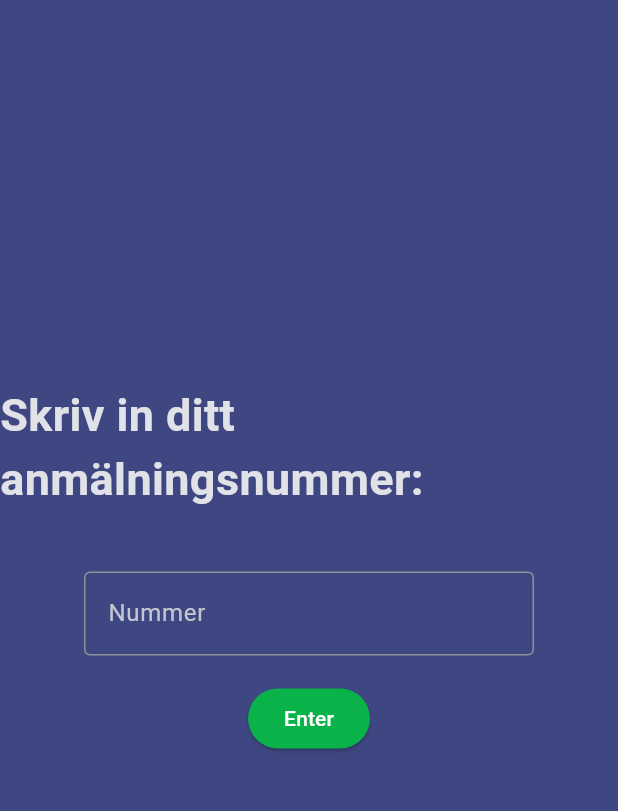
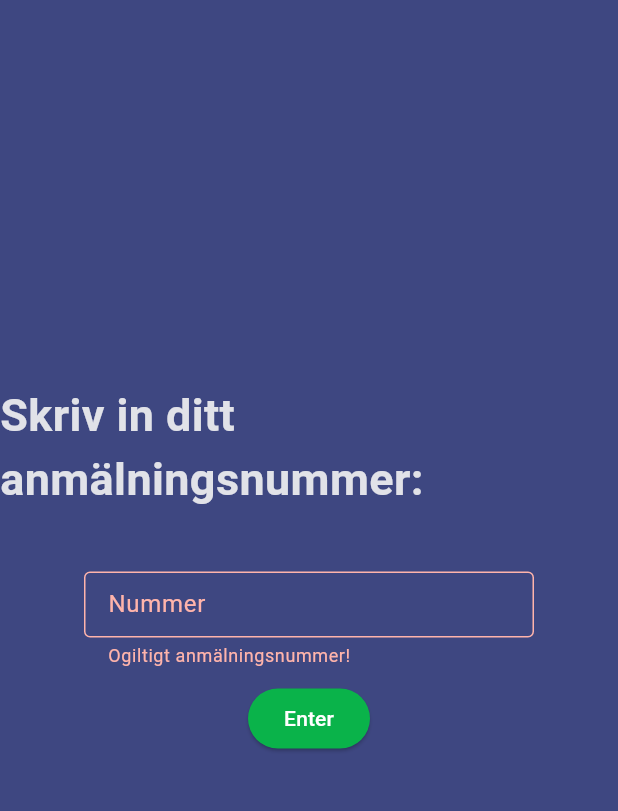
Before and after one commit to gupr/smilet, a Flutter app: the SignUpPage screen opened directly, after a tap on "Enter", on a phone screen of 412 x 824 dp, the part 84-895 px from its top. Run offline on Flutter 3.47's test engine with Material 3 defaults, Android fonts, the phone set to English and light mode, and no system bars; missing offline and left inert: date_count_down.

Commit message:
Small fixes

```diff
--- a/lib/main.dart
+++ b/lib/main.dart
@@ -60,8 +60,8 @@ class _WelcomePageState extends State<WelcomePage> {
             Padding(
               padding: const EdgeInsets.all(60.0),
               child: SizedBox(
-                width: 300,
-                height: 300,
+                width: 250,
+                height: 250,
                 child: Image.asset(
                   'assets/images/smilet.png',
                   fit: BoxFit.scaleDown,
@@ -74,7 +74,7 @@ class _WelcomePageState extends State<WelcomePage> {
                 )),
             CountDownText(
               due: DateTime.parse("2024-08-17"),
-              finishedText: "ingen tid",
+              finishedText: "ingen tid ",
               showLabel: true,
               longDateName: false,
               style: TextStyle(
--- a/lib/signUpPage.dart
+++ b/lib/signUpPage.dart
@@ -61,8 +61,8 @@ class _SignUpPageState extends State<SignUpPage> {
                       onSaved: (String? value) {},
                       // Kolla numrets giltighet
                       validator: (String? value) {
-                        return (value != null &&
-                                isValidRegNumber(int.parse(value)))
+                        int? valueInt = int.tryParse(value.toString());
+                        return (value != null && (isValidRegNumber(valueInt)))
                             ? 'Ogiltigt anmälningsnummer!'
                             : null;
                       },
@@ -98,7 +98,8 @@ class _SignUpPageState extends State<SignUpPage> {
   }
 
   // Hjälparmetod för att avgöra om ett anmälningsnummer är giltigt
-  bool isValidRegNumber(int number) {
+  bool isValidRegNumber(int? number) {
+    if (number == null) return true;
     // TODO: vad är valid anmälningsnummer?
     return (number < 1000);
   }
```
